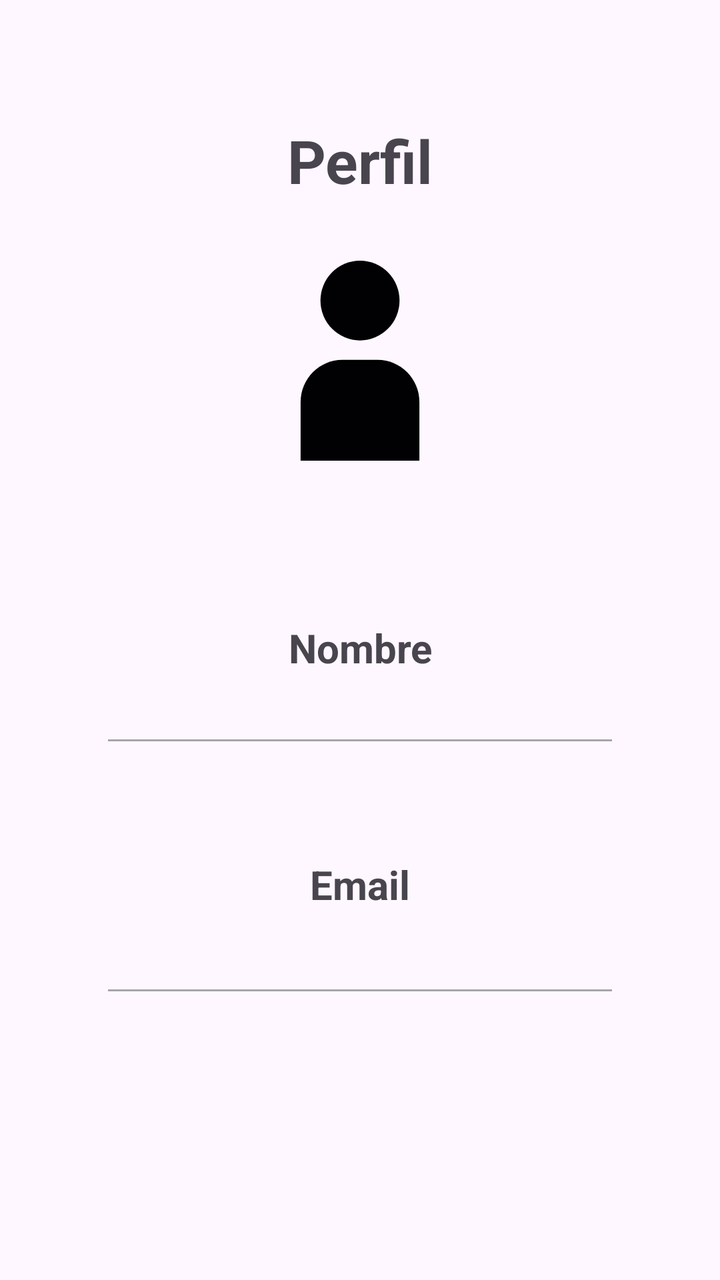
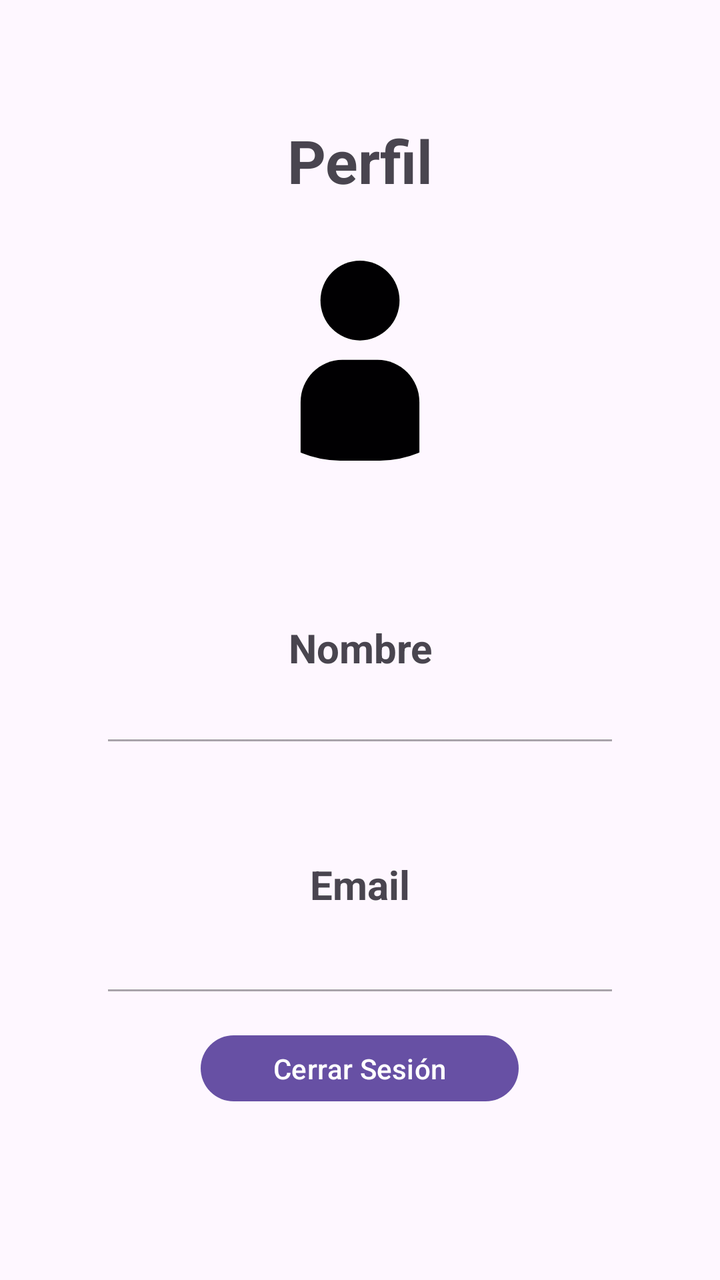

The first picture is an Android layout as it rendered before a commit; the second is the same layout after the commit. The layout source and the unified diff follow.
<!-- AndroidManifest.xml: application theme Theme.FirebaseChat -->
<!-- res/layout/fragment_user_profile.xml -->
<?xml version="1.0" encoding="utf-8"?>
<LinearLayout xmlns:android="http://schemas.android.com/apk/res/android"
    xmlns:app="http://schemas.android.com/apk/res-auto"
    xmlns:tools="http://schemas.android.com/tools"
    android:id="@+id/linearLayout"
    android:layout_width="match_parent"
    android:layout_height="match_parent"
    android:gravity="top"
    android:orientation="vertical"
    android:padding="50dp"
    tools:context=".view.user.UserProfileFragment">

    <TextView
        android:id="@+id/lbProfile"
        android:layout_width="match_parent"
        android:layout_height="wrap_content"
        android:layout_marginTop="10dp"
        android:layout_marginBottom="30dp"
        android:gravity="center"
        android:text="@string/lbProfile"
        android:textSize="30sp"
        android:textStyle="bold" />

    <ImageView
        android:id="@+id/imageProfile"
        android:layout_width="120dp"
        android:layout_height="100dp"
        android:layout_gravity="center"
        android:src="@drawable/simple_chat_vector" />

    <TextView
        android:id="@+id/lbName"
        android:layout_width="match_parent"
        android:layout_height="wrap_content"
        android:layout_marginTop="80dp"
        android:gravity="center"
        android:hint="@string/txtEmailHint"
        android:text="@string/lblName"
        android:textSize="20sp"
        android:textStyle="bold" />

    <EditText
        android:id="@+id/txtName"
        android:layout_width="match_parent"
        android:layout_height="wrap_content"
        android:ems="10"
        android:enabled="false"
        android:gravity="center"
        android:inputType="text" />

    <TextView
        android:id="@+id/lbEmail"
        android:layout_width="match_parent"
        android:layout_height="wrap_content"
        android:layout_marginTop="50dp"
        android:gravity="center"
        android:hint="@string/txtEmailHint"
        android:text="@string/lbEmail"
        android:textSize="20sp"
        android:textStyle="bold" />

    <EditText
        android:id="@+id/txtEmailAddress"
        android:layout_width="match_parent"
        android:layout_height="wrap_content"
        android:ems="10"
        android:enabled="false"
        android:gravity="center"
        android:inputType="textEmailAddress"
        android:minWidth="48dp"
        android:minHeight="48dp" />

    <LinearLayout
        android:layout_width="wrap_content"
        android:layout_height="wrap_content"
        android:layout_gravity="center"
        android:layout_marginTop="110dp"
        android:layout_marginBottom="10dp"
        android:orientation="horizontal">

        <Button
            android:id="@+id/btnEdit"
            android:layout_width="wrap_content"
            android:layout_height="wrap_content"
            android:layout_marginRight="30dp"
            android:backgroundTint="@color/colorSignup"
            android:text="@string/btnEdit"
            android:textSize="20sp"
            android:textStyle="bold" />

        <Button
            android:id="@+id/btnUpdateProfile"
            android:layout_width="wrap_content"
            android:layout_height="wrap_content"
            android:text="@string/btnUpdate"
            android:textSize="20sp"
            android:textStyle="bold" />

    </LinearLayout>

</LinearLayout>
<!-- resources referenced by this layout -->
<resources>
  <color name="colorSignup">#AD9292</color>
  <!-- drawable simple_chat_vector (drawable) -->
  <vector xmlns:android="http://schemas.android.com/apk/res/android"
      android:width="800dp"
      android:height="800dp"
      android:viewportWidth="60.671"
      android:viewportHeight="60.671">
    <path
        android:pathData="M18.339,12.097a11.997,12.097 0,1 0,23.994 0a11.997,12.097 0,1 0,-23.994 0z"
        android:fillColor="#010002"/>
    <path
        android:pathData="M35.64,30.079H25.031c-7.021,0 -12.714,5.739 -12.714,12.821v17.771h36.037V42.9C48.354,35.818 42.661,30.079 35.64,30.079z"
        android:fillColor="#010002"/>
  </vector>
  <string name="btnEdit">Editar</string>
  <string name="btnUpdate">Actualizar</string>
  <string name="lbEmail">Email</string>
  <string name="lbProfile">Perfil</string>
  <string name="lblName">Nombre</string>
  <string name="txtEmailHint">ej. miEmail@gmail.com</string>
  <style name="Theme.FirebaseChat" parent="Base.Theme.FirebaseChat" />
  <style name="Base.Theme.FirebaseChat" parent="Theme.Material3.DayNight.NoActionBar">
          
          
      </style>
</resources>

<!-- the commit's change to res/layout/fragment_user_profile.xml (unified diff, before → after) -->
@@ -21,12 +21,14 @@
         android:textSize="30sp"
         android:textStyle="bold" />
 
-    <ImageView
+    <com.google.android.material.imageview.ShapeableImageView
         android:id="@+id/imageProfile"
         android:layout_width="120dp"
         android:layout_height="100dp"
         android:layout_gravity="center"
-        android:src="@drawable/simple_chat_vector" />
+        android:outlineProvider="bounds"
+        android:src="@drawable/simple_chat_vector"
+        app:shapeAppearanceOverlay="@style/CircularImageView" />
 
     <TextView
         android:id="@+id/lbName"
@@ -70,11 +72,19 @@
         android:minWidth="48dp"
         android:minHeight="48dp" />
 
+    <Button
+        android:id="@+id/btnLogout"
+        android:layout_width="159dp"
+        android:layout_height="41dp"
+        android:layout_gravity="center"
+        android:layout_marginTop="10dp"
+        android:text="@string/btnLogout" />
+
     <LinearLayout
         android:layout_width="wrap_content"
         android:layout_height="wrap_content"
         android:layout_gravity="center"
-        android:layout_marginTop="110dp"
+        android:layout_marginTop="120dp"
         android:layout_marginBottom="10dp"
         android:orientation="horizontal">
 
<!-- resource entries referenced after the edit -->
@@ -15,11 +15,16 @@
         android:fillColor="#010002"/>
   </vector>
   <string name="btnEdit">Editar</string>
+  <string name="btnLogout">Cerrar Sesión</string>
   <string name="btnUpdate">Actualizar</string>
   <string name="lbEmail">Email</string>
   <string name="lbProfile">Perfil</string>
   <string name="lblName">Nombre</string>
   <string name="txtEmailHint">ej. miEmail@gmail.com</string>
+  <style name="CircularImageView" parent="">
+          <item name="cornerFamily">rounded</item>
+          <item name="cornerSize">50%</item>
+      </style>
   <style name="Theme.FirebaseChat" parent="Base.Theme.FirebaseChat" />
   <style name="Base.Theme.FirebaseChat" parent="Theme.Material3.DayNight.NoActionBar">
           
